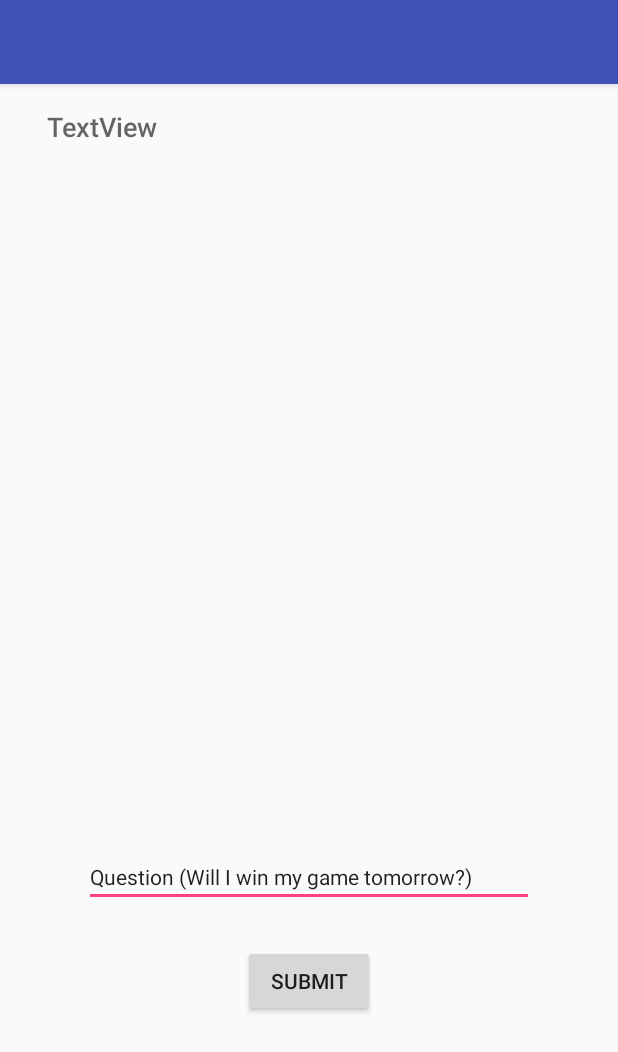
After one commit to isaaclian11/silverscreen, an Android app: the Magic8BallAnswer screen opened directly, with no data from a screen before it, on a phone screen of 412 x 824 dp. The commit adds this screen. Shown: the top 1052 px of the screen. Run offline under Robolectric (Android 15) with nearby library versions, the phone set to English and light mode, and no system bars; 3 statements that could not run were skipped.

Commit message:
Magic 8 ball app part 1

```diff
--- a/Experiments/JoshHeiser/app/build.gradle
+++ b/Experiments/JoshHeiser/app/build.gradle
@@ -25,4 +25,5 @@ dependencies {
     testImplementation 'junit:junit:4.12'
     androidTestImplementation 'com.android.support.test:runner:1.0.2'
     androidTestImplementation 'com.android.support.test.espresso:espresso-core:3.0.2'
+    implementation 'com.android.support:design:28.0.0-rc02'
 }
--- a/Experiments/JoshHeiser/app/src/main/AndroidManifest.xml
+++ b/Experiments/JoshHeiser/app/src/main/AndroidManifest.xml
@@ -16,6 +16,7 @@
                 <category android:name="android.intent.category.LAUNCHER" />
             </intent-filter>
         </activity>
+        <activity android:name=".Magic8BallAnswer"></activity>
     </application>
 
 </manifest>
--- /dev/null
+++ b/Experiments/JoshHeiser/app/src/main/java/com/example/josh/hello_android/Magic8BallAnswer.java
@@ -0,0 +1,133 @@
+package com.example.josh.hello_android;
+
+import android.support.v7.app.AppCompatActivity;
+import android.os.Bundle;
+import android.view.View;
+import android.widget.Button;
+import android.widget.EditText;
+import android.widget.Toast;
+
+import java.util.Random;
+
+public class Magic8BallAnswer extends AppCompatActivity {
+    String question;
+
+    EditText nameInput;
+
+    Button submitButton;
+
+    @Override
+    protected void onCreate(Bundle savedInstanceState) {
+        super.onCreate(savedInstanceState);
+        setContentView(R.layout.activity_magic8_ball_answer);
+
+        //Defines the input (this is the String that contains the user's question)
+        nameInput = (EditText) findViewById(R.id.nameInput);
+
+        //This defines the button the user presses when they want their question to be answered
+        submitButton = (Button) findViewById(R.id.submitButton);
+        submitButton.setOnClickListener(new View.OnClickListener() {
+            @Override
+            public void onClick(View v) {
+                //Gets the question and calls for it to get the answer function
+                question = nameInput.getText().toString();
+                getAnswer(question);
+                //*TODO* I need to return the reply to the user
+            }
+        });
+    }
+    private void getAnswer(String x){
+        //checks to see if the users actually put any text in the Question text box
+        if (x.length() == 0){
+            Toast.makeText(getApplicationContext(), "Oops, you didn't enter anything into the question prompt. Ask a question first before hitting submit", Toast.LENGTH_LONG.show());
+        }
+        //will now get a random number from 1 to 20 and reply a specific response that coorelates to that number
+        //*TODO* Have these print as strings
+        else {
+            Random r = new Random();
+            int number = r.nextInt(20) + 1;
+            if (number == 1){
+                //It is certain
+
+            }
+            if (number == 2){
+                //It is decidedly so
+
+            }
+            if (number == 3){
+                //Without a doubt
+
+            }
+            if (number == 4){
+                //Yes, definitely
+
+            }
+            if (number == 5){
+                //You may rely on it
+
+            }
+            if (number == 6){
+                //As I see it, yes
+
+            }
+            if (number == 7){
+                //Most Like
+
+            }
+            if (number == 8){
+                //Outlook = Good
+
+            }
+            if (number == 9){
+                //Yes
+
+            }
+            if (number == 10){
+                //All signs point to yes
+
+            }
+            if (number == 11){
+                //Reply is Hazy, Try again
+
+            }
+            if (number == 12){
+                //Ask me again later
+
+            }
+            if (number == 13){
+                //I can't tell you now
+
+            }
+            if (number == 14){
+                //I cannot predict that now
+
+            }
+            if (number == 15){
+                //Let me concentrate and ask again, please
+
+            }
+            if (number == 16){
+                //Don't count on it
+
+            }
+            if (number == 17){
+                //No
+
+            }
+            if (number == 18){
+                //My sources say no
+
+            }
+            if (number == 19){
+                //The outlook is not so good.
+
+            }
+            if (number == 20){
+                //Very doubtful
+
+            }
+
+        }
+
+    }
+}
--- a/Experiments/JoshHeiser/app/src/main/java/com/example/josh/hello_android/MainActivity.java
+++ b/Experiments/JoshHeiser/app/src/main/java/com/example/josh/hello_android/MainActivity.java
@@ -24,6 +24,12 @@ public class MainActivity extends AppCompatActivity {
 
             }
         });
+        b1.setOnClickListener(new View.onClickListener(){
+           @Override
+            public void OnClick(View v){
+
+            }
+        });
 
     }
 }
--- /dev/null
+++ b/Experiments/JoshHeiser/app/src/main/res/layout/activity_magic8_ball_answer.xml
@@ -0,0 +1,40 @@
+<?xml version="1.0" encoding="utf-8"?>
+<RelativeLayout xmlns:android="http://schemas.android.com/apk/res/android"
+    xmlns:app="http://schemas.android.com/apk/res-auto"
+    xmlns:tools="http://schemas.android.com/tools"
+    android:layout_width="match_parent"
+    android:layout_height="match_parent"
+    tools:context=".Magic8BallAnswer">
+
+    <EditText
+        android:id="@+id/editText3"
+        android:layout_width="300dp"
+        android:layout_height="wrap_content"
+        android:layout_alignParentBottom="true"
+        android:layout_centerHorizontal="true"
+        android:layout_marginBottom="219dp"
+        android:ems="10"
+        android:inputType="textPersonName"
+        android:text="Question (Will I win my game tomorrow?)"
+        android:textAppearance="@android:style/TextAppearance.DeviceDefault.Small.Inverse" />
+
+    <Button
+        android:id="@+id/button"
+        android:layout_width="wrap_content"
+        android:layout_height="wrap_content"
+        android:layout_alignParentBottom="true"
+        android:layout_centerHorizontal="true"
+        android:layout_marginBottom="146dp"
+        android:text="Submit" />
+
+    <TextView
+        android:id="@+id/textView2"
+        android:layout_width="349dp"
+        android:layout_height="52dp"
+        android:layout_alignParentTop="true"
+        android:layout_centerHorizontal="true"
+        android:layout_marginTop="16dp"
+        android:text="TextView"
+        android:textAppearance="@android:style/TextAppearance.DeviceDefault.Medium"
+        tools:text="Enter your question for the magic eight ball into the prompt below" />
+</RelativeLayout>
```
